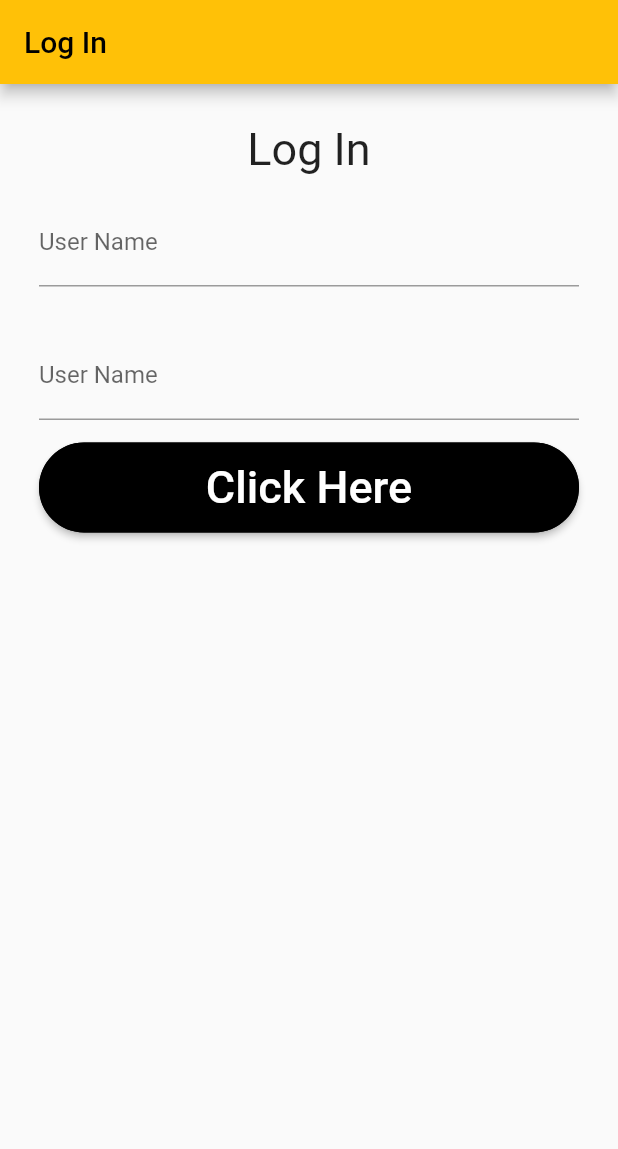
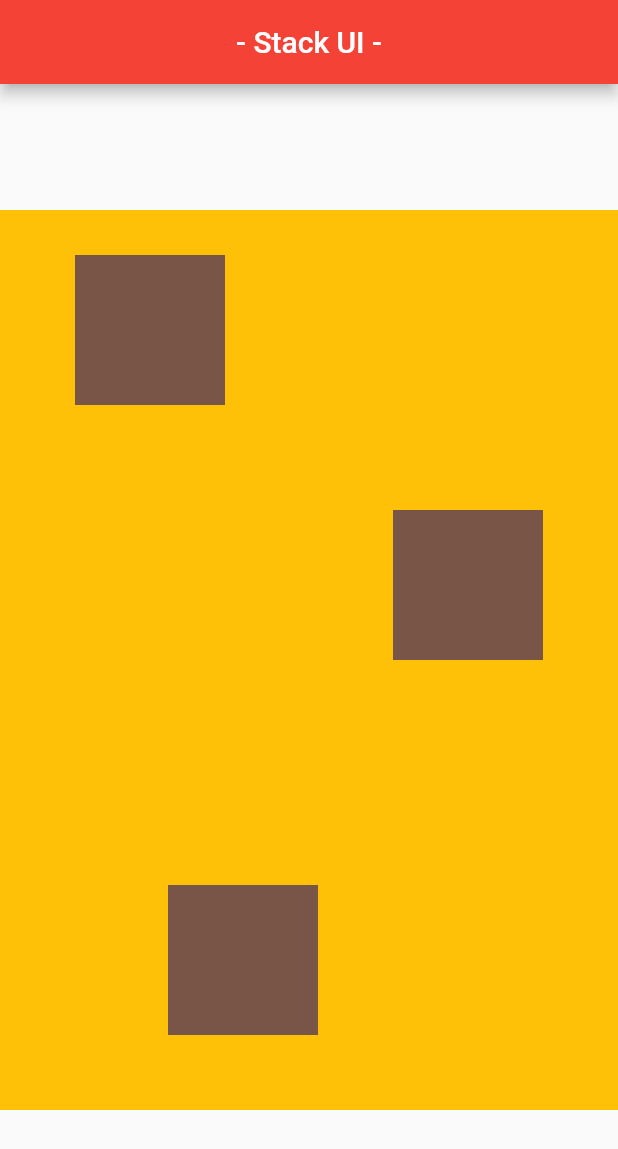
Before and after one commit to zahangiralamjp/flutter_ui_page, a Flutter app: the screen it shows after launch, on a phone screen of 412 x 824 dp. Shown: the top 1149 px of the screen. Run offline on Flutter 3.47's test engine with Material 2 defaults, Android fonts, the phone set to English and light mode, and no system bars.

Commit message:
Positioned Stack - 3 Containers

```diff
--- a/lib/main.dart
+++ b/lib/main.dart
@@ -3,84 +3,68 @@ import 'package:flutter/material.dart';
 void main(List<String> args) {
   runApp(MaterialApp(
     debugShowCheckedModeBanner: false,
-    theme: ThemeData(primarySwatch: Colors.amber),
-    title: 'Log In Page',
-    home: LogInPage(),
+    theme: ThemeData(primarySwatch: Colors.red),
+    title: 'Flutter UI',
+    home: FluterUI(),
   ));
 }
 
-class LogInPage extends StatefulWidget {
-  const LogInPage({Key? key}) : super(key: key);
+class FluterUI extends StatelessWidget {
+  const FluterUI({Key? key}) : super(key: key);
 
-  @override
-  _LogInPageState createState() => _LogInPageState();
-}
-
-class _LogInPageState extends State<LogInPage> {
   @override
   Widget build(BuildContext context) {
     return Scaffold(
       appBar: AppBar(
-        title: Text('Log In'),
+        title: Text(' - Stack UI - '),
+        centerTitle: true,
       ),
       body: Center(
-        child: Padding(
-          padding: const EdgeInsets.all(8.0),
-          child: Padding(
-            padding: const EdgeInsets.all(18.0),
-            child: Column(
+          child: SingleChildScrollView(
+        child: Column(
+          children: [
+            // Container(),
+            Stack(
               children: [
-                Text(
-                  'Log In',
-                  style: TextStyle(fontSize: 30),
-                ),
-                SizedBox(
-                  height: 15,
-                ),
-                TextFormField(
-                  decoration: InputDecoration(
-                    labelText: 'User Name',
-                    hintText: 'Enter Name',
-                  ),
-                ),
-                SizedBox(
-                  height: 15,
-                ),
-                SizedBox(
-                  height: 15,
-                ),
-                TextFormField(
-                  decoration: InputDecoration(
-                    labelText: 'User Name',
-                    hintText: 'Enter Name',
-                  ),
-                ),
-                SizedBox(
-                  height: 15,
-                ),
-
-                MaterialButton(
-                  minWidth: double.infinity,
-                  height: 60,
-                  color: Colors.black,
-                  splashColor: Colors.white,
-                  onPressed: () {},
-                  shape: RoundedRectangleBorder(
-                    side: BorderSide(
-                      color: Colors.black,
-                    ),
-                    borderRadius: BorderRadius.circular(50),
-                  ),
-                  child: Text(
-                    'Click Here',
-                    style: TextStyle(color: Colors.white, fontSize: 30),
+                Container(
+                  width: 500,
+                  height: 600,
+                  color: Colors.amber,
+/////////// Positioned Stack //////////////////////////////
+                  child: Stack(
+                    children: [
+                      Positioned(
+                          left: 50,
+                          top: 30,
+                          child: Container(
+                            width: 100,
+                            height: 100,
+                            color: Colors.brown,
+                          )),
+                      Positioned(
+                          right: 50,
+                          top: 200,
+                          child: Container(
+                            width: 100,
+                            height: 100,
+                            color: Colors.brown,
+                          )),
+                      Positioned(
+                          right: 200,
+                          bottom: 50,
+                          child: Container(
+                            width: 100,
+                            height: 100,
+                            color: Colors.brown,
+                          )),
+                    ],
                   ),
                 ),
               ],
             ),
-          ),
+          ],
         ),
-      ),
+      )),
     );
   }
 }
```
